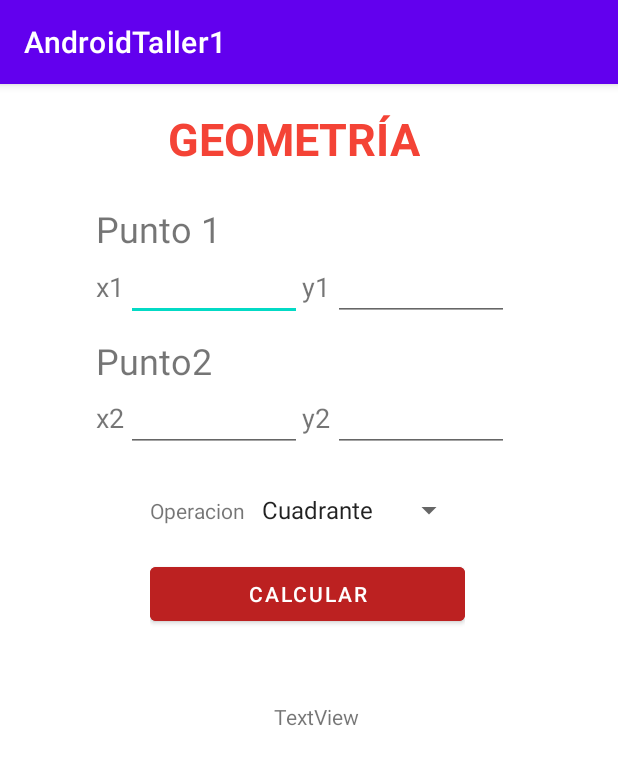
After one commit to JulioJavif/AndroidTaller1, an Android app: the GeometriaActivity screen opened directly, with no data from a screen before it, on a phone screen of 412 x 824 dp. The commit adds this screen. Shown: the top 765 px of the screen. Run offline under Robolectric (Android 15) with nearby library versions, the phone set to English and light mode, and no system bars.

Commit message:
Geometria terminado

```diff
--- a/app/src/main/AndroidManifest.xml
+++ b/app/src/main/AndroidManifest.xml
@@ -11,8 +11,9 @@
         android:roundIcon="@mipmap/ic_launcher_round"
         android:supportsRtl="true"
         android:theme="@style/Theme.AndroidTaller1">
-        <activity android:name=".HomeActivity"></activity>
-        <activity android:name=".CambiarContraseActivity"></activity>
+        <activity android:name=".GeometriaActivity"></activity>
+        <activity android:name=".HomeActivity" />
+        <activity android:name=".CambiarContraseActivity" />
         <activity android:name=".OlvidocontraseñaActivity" />
         <activity android:name=".MainActivity">
             <intent-filter>
@@ -21,7 +22,7 @@
                 <category android:name="android.intent.category.LAUNCHER" />
             </intent-filter>
         </activity>
-        <activity android:name=".RegisterActivity"></activity>
+        <activity android:name=".RegisterActivity" />
     </application>
 
 </manifest>
--- /dev/null
+++ b/app/src/main/java/com/example/androidtaller1/GeometriaActivity.java
@@ -0,0 +1,101 @@
+package com.example.androidtaller1;
+
+import androidx.appcompat.app.AppCompatActivity;
+
+
+import android.os.Bundle;
+import android.view.View;
+import android.widget.AdapterView;
+import android.widget.ArrayAdapter;
+import android.widget.Button;
+import android.widget.EditText;
+import android.widget.Spinner;
+import android.widget.TextView;
+import android.widget.Toast;
+
+public class GeometriaActivity extends AppCompatActivity implements AdapterView.OnItemSelectedListener, View.OnClickListener {
+    Spinner spinner;
+    EditText x1,y2,x2,y1;
+    Button calcular;
+    String text;
+    TextView resultado;
+
+
+    @Override
+    protected void onCreate(Bundle savedInstanceState) {
+        super.onCreate(savedInstanceState);
+        setContentView(R.layout.activity_geometria);
+        spinner= findViewById(R.id.spinnergeometria);
+        calcular=findViewById(R.id.btncalcular);
+        x1=findViewById(R.id.xnum1);
+        y1=findViewById(R.id.ynum1);
+        x2=findViewById(R.id.xnum2);
+        y2=findViewById(R.id.ynum2);
+        resultado=findViewById(R.id.resultado);
+
+        ArrayAdapter<CharSequence> adapter= ArrayAdapter.createFromResource(this, R.array.opcoperacion, android.R.layout.simple_spinner_item);
+        adapter.setDropDownViewResource(android.R.layout.simple_spinner_dropdown_item);
+        spinner.setAdapter(adapter);
+        spinner.setOnItemSelectedListener(this);
+        calcular.setOnClickListener(this);
+
+    }
+
+    @Override
+    public void onItemSelected(AdapterView<?> parent, View view, int position, long id) {
+        text=parent.getItemAtPosition(position).toString();
+    }
+
+    @Override
+    public void onNothingSelected(AdapterView<?> parent) {
+
+    }
+
+    @Override
+    public void onClick(View v) {
+        int numx1,numy1,numx2,numy2;
+        numx2=Integer.parseInt(x2.getText().toString());
+        numy2=Integer.parseInt(y2.getText().toString());
+        numx1=Integer.parseInt(x1.getText().toString());
+        numy1=Integer.parseInt(y1.getText().toString());
+        switch (v.getId()){
+            case R.id.btncalcular:
+                if(!(x1.getText().toString().isEmpty() && y1.getText().toString().isEmpty() &&
+                        x2.getText().toString().isEmpty() && y2.getText().toString().isEmpty()) ){
+
+                    if("Cuadrante".equals(text)){
+                        resultado.setText("El punto 1 "+buscarCuadrante(numx1,numy1)+"/n"+
+                                "el punto 2"+buscarCuadrante(numx2,numy2));
+                    }else if("Pendiente".equals(text)){
+                        int pendiente;
+                        pendiente=numy2-numy1/numx2-numx2;
+                        resultado.setText("La pendientre entre los dos puntos es m="+pendiente);
+                    }else{
+                        double distancia;
+                        distancia=Math.sqrt(Math.pow((numx1-numx2),2)-Math.pow((numy1-numy2),2));
+                        resultado.setText("La distancia entre los dos puntos es d="+distancia);
+                    }
+
+                }else{
+                    Toast.makeText(getApplicationContext(), "Falta un numero", Toast.LENGTH_LONG).show();
+                }
+             break;
+        }
+    }
+    public String buscarCuadrante(int num1, int num2){
+         String defin="";
+        if(num1==0 && num2==0){
+            defin="se encuentra en el origen";
+        }else if(num1>=0 && num2>=0){
+            defin="se encuentra en el primer cuadrante";
+        } else if(num1<0 && num2>=0){
+            defin="se encuentra en el segundo cuadrante";
+
+        }else if(num1<=0 &&  num2<0){
+           defin="se encuentra en el tercer cuadrante";
+        }else if(num1>0 && num2<0){
+            defin="se encuentra en el cuarto cuadrante";
+        }
+      return defin;
+    }
+}
--- /dev/null
+++ b/app/src/main/res/layout/activity_geometria.xml
@@ -0,0 +1,194 @@
+<?xml version="1.0" encoding="utf-8"?>
+<androidx.constraintlayout.widget.ConstraintLayout xmlns:android="http://schemas.android.com/apk/res/android"
+    xmlns:app="http://schemas.android.com/apk/res-auto"
+    xmlns:tools="http://schemas.android.com/tools"
+    android:layout_width="match_parent"
+    android:layout_height="match_parent"
+    tools:context=".GeometriaActivity">
+
+    <LinearLayout
+        android:id="@+id/linearLayout11"
+        android:layout_width="275dp"
+        android:layout_height="79dp"
+        android:layout_marginStart="64dp"
+        android:layout_marginTop="80dp"
+        android:orientation="vertical"
+        app:layout_constraintStart_toStartOf="parent"
+        app:layout_constraintTop_toTopOf="parent">
+
+        <TextView
+            android:id="@+id/textView5"
+            android:layout_width="match_parent"
+            android:layout_height="wrap_content"
+            android:text="Punto 1"
+            android:textAlignment="textStart"
+            android:textSize="24sp" />
+
+        <LinearLayout
+            android:layout_width="match_parent"
+            android:layout_height="wrap_content"
+            android:orientation="horizontal">
+
+            <TextView
+                android:layout_width="wrap_content"
+                android:layout_height="30dp"
+                android:layout_weight="1"
+                android:text="x1"
+                android:textSize="18sp" />
+
+            <EditText
+                android:id="@+id/xnum1"
+                android:layout_width="115dp"
+                android:layout_height="wrap_content"
+                android:layout_weight="1"
+                android:ems="10"
+                android:inputType="number" />
+
+            <TextView
+                android:id="@+id/textView8"
+                android:layout_width="wrap_content"
+                android:layout_height="23dp"
+                android:layout_weight="1"
+                android:text="y1"
+                android:textSize="18sp" />
+
+            <EditText
+                android:id="@+id/ynum1"
+                android:layout_width="115dp"
+                android:layout_height="wrap_content"
+                android:layout_weight="1"
+                android:ems="10"
+                android:inputType="number" />
+        </LinearLayout>
+
+    </LinearLayout>
+
+    <LinearLayout
+        android:id="@+id/linearLayout12"
+        android:layout_width="275dp"
+        android:layout_height="79dp"
+        android:layout_marginStart="64dp"
+        android:layout_marginTop="168dp"
+        android:orientation="vertical"
+        app:layout_constraintStart_toStartOf="parent"
+        app:layout_constraintTop_toTopOf="parent">
+
+        <TextView
+            android:id="@+id/textView11"
+            android:layout_width="match_parent"
+            android:layout_height="64dp"
+            android:layout_weight="1"
+            android:text="Punto2"
+            android:textSize="24sp" />
+
+        <LinearLayout
+            android:layout_width="match_parent"
+            android:layout_height="match_parent"
+            android:layout_weight="1"
+            android:orientation="horizontal">
+
+            <TextView
+                android:id="@+id/textView12"
+                android:layout_width="wrap_content"
+                android:layout_height="wrap_content"
+                android:layout_weight="1"
+                android:text="x2"
+                android:textSize="18sp" />
+
+            <EditText
+                android:id="@+id/xnum2"
+                android:layout_width="115dp"
+                android:layout_height="wrap_content"
+                android:layout_weight="1"
+                android:ems="10"
+                android:inputType="number" />
+
+            <TextView
+                android:id="@+id/textView13"
+                android:layout_width="wrap_content"
+                android:layout_height="wrap_content"
+                android:layout_weight="1"
+                android:text="y2"
+                android:textSize="18sp" />
+
+            <EditText
+                android:id="@+id/ynum2"
+                android:layout_width="115dp"
+                android:layout_height="wrap_content"
+                android:layout_weight="1"
+                android:ems="10"
+                android:inputType="number" />
+        </LinearLayout>
+
+    </LinearLayout>
+
+    <LinearLayout
+        android:id="@+id/linearLayout13"
+        android:layout_width="210dp"
+        android:layout_height="94dp"
+        android:layout_marginStart="100dp"
+        android:layout_marginTop="272dp"
+        android:orientation="vertical"
+        app:layout_constraintStart_toStartOf="parent"
+        app:layout_constraintTop_toTopOf="parent">
+
+        <LinearLayout
+            android:layout_width="match_parent"
+            android:layout_height="44dp"
+            android:orientation="horizontal">
+
+            <TextView
+                android:id="@+id/textView14"
+                android:layout_width="wrap_content"
+                android:layout_height="wrap_content"
+                android:layout_weight="1"
+                android:text="Operacion" />
+
+            <Spinner
+                android:id="@+id/spinnergeometria"
+                android:layout_width="140dp"
+                android:layout_height="wrap_content"
+                android:layout_weight="1" />
+        </LinearLayout>
+
+        <Button
+            android:id="@+id/btncalcular"
+            android:layout_width="match_parent"
+            android:layout_height="wrap_content"
+            android:backgroundTint="#BC2121"
+            android:text="Calcular" />
+
+    </LinearLayout>
+
+    <LinearLayout
+        android:layout_width="253dp"
+        android:layout_height="113dp"
+        android:layout_marginStart="84dp"
+        android:layout_marginTop="412dp"
+        android:orientation="horizontal"
+        app:layout_constraintStart_toStartOf="parent"
+        app:layout_constraintTop_toTopOf="parent" >
+
+        <TextView
+            android:id="@+id/resultado"
+            android:layout_width="match_parent"
+            android:layout_height="match_parent"
+            android:layout_weight="1"
+            android:text="TextView"
+            android:textAlignment="center" />
+    </LinearLayout>
+
+    <TextView
+        android:id="@+id/textView17"
+        android:layout_width="wrap_content"
+        android:layout_height="wrap_content"
+        android:layout_marginStart="112dp"
+        android:layout_marginTop="16dp"
+        android:text="GEOMETRÍA"
+        android:textColor="#F44336"
+        android:textSize="30sp"
+        android:textStyle="bold"
+        app:layout_constraintStart_toStartOf="parent"
+        app:layout_constraintTop_toTopOf="parent" />
+
+</androidx.constraintlayout.widget.ConstraintLayout>
--- a/app/src/main/res/layout/activity_main.xml
+++ b/app/src/main/res/layout/activity_main.xml
@@ -5,6 +5,7 @@
     android:id="@+id/btnrecordar"
     android:layout_width="match_parent"
     android:layout_height="match_parent"
+    android:backgroundTint="#3F51B5"
     tools:context=".MainActivity">
 
     <LinearLayout
--- a/app/src/main/res/values/strings.xml
+++ b/app/src/main/res/values/strings.xml
@@ -14,6 +14,11 @@
         <item>F</item>
         <item>Otros</item>
     </string-array>
+    <string-array name="opcoperacion">
+        <item>Cuadrante</item>
+        <item>Pendiente</item>
+        <item>Distancia</item>
+    </string-array>
     <string name="title_activity_home">MainActivity</string>
     <string name="title_home">Home</string>
     <string name="title_dashboard">Dashboard</string>
```
